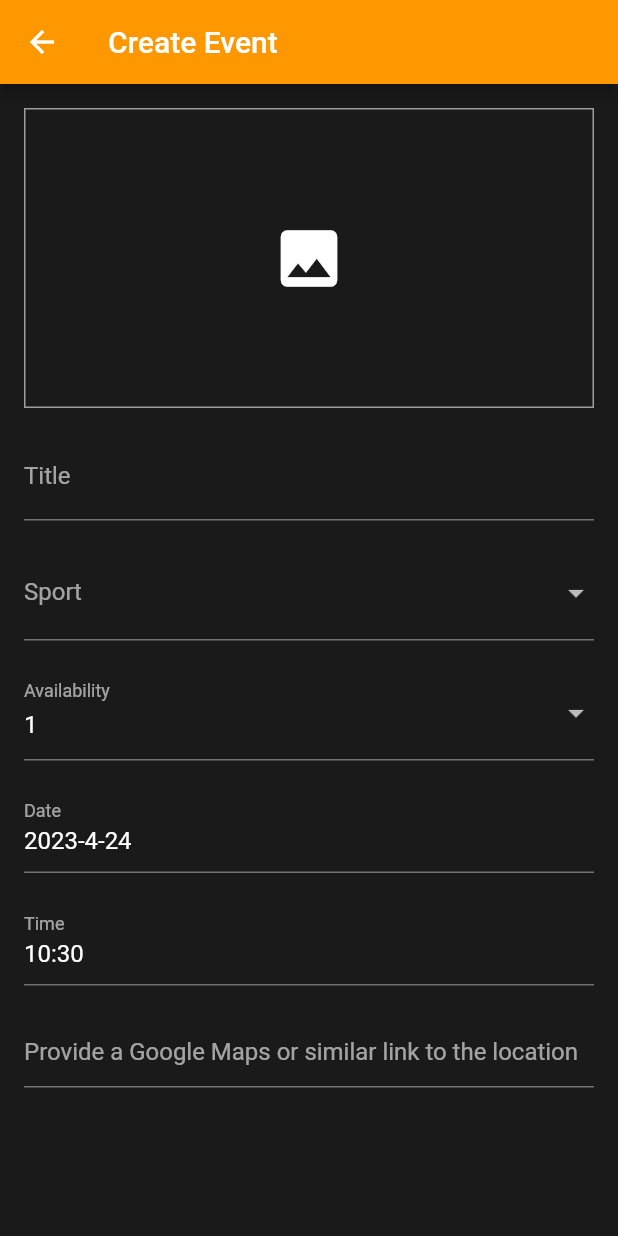
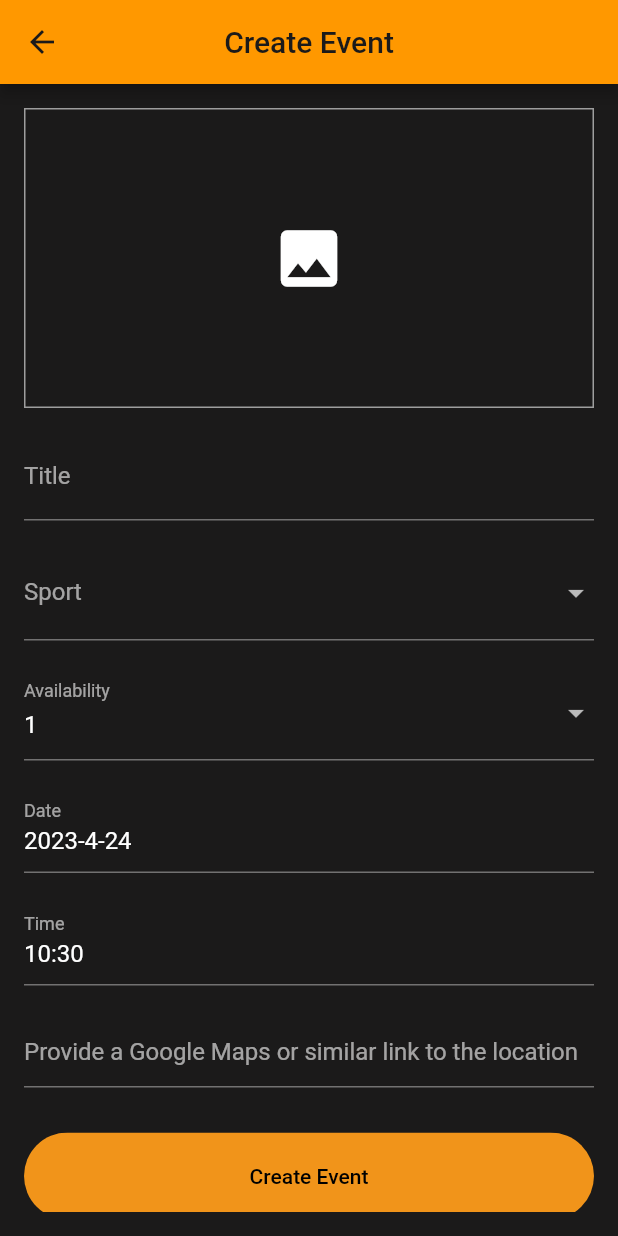
Before and after one commit to SportsHive/SportsHive-App, a Flutter app: the screen it shows once a user with an empty profile is signed in, item 3 of the bottom bar chosen, after a tap on "Create Event", on a phone screen of 412 x 824 dp. Run offline on Flutter 3.47's test engine with Material 2 defaults, Android fonts, the phone set to English and light mode, and no system bars; our stand-ins replace awesome_dialog, cloud_firestore, country_picker, firebase_auth, firebase_core, flutter_svg and 3 more; accounts and stored records are empty.

Commit message:
General UI changes

```diff
--- a/lib/screens/create_events_screen.dart
+++ b/lib/screens/create_events_screen.dart
@@ -1,7 +1,10 @@
 import 'package:flutter/material.dart';
-import 'package:google_maps_flutter/google_maps_flutter.dart';
+
 import 'package:image_picker/image_picker.dart';
+import 'package:sportshive/utils/colors.dart';
 import 'dart:io';
+
+import '../components/rounded_button.dart';
 
 class CreateEventScreen extends StatefulWidget {
   @override
@@ -12,7 +15,6 @@ class _CreateEventScreenState extends State<CreateEventScreen> {
   String? _selectedSport;
   int _selectedAvailability = 1;
   DateTime _selectedDate = DateTime.now();
-  LatLng? _selectedLocation;
 
   final _sports = [
     'Football',
@@ -64,18 +66,22 @@ class _CreateEventScreenState extends State<CreateEventScreen> {
     });
   }
 
-  void _handleLocationSelection(LatLng? value) {
-    setState(() {
-      _selectedLocation = value;
-    });
-  }
-
   @override
   Widget build(BuildContext context) {
     return Scaffold(
       appBar: AppBar(
-        title: Text('Create Event'),
+        title: Text(
+          'Create Event',
+          style: TextStyle(
+            color:
+                mobileBackgroundColor, // Change this to the color you want for the title
+          ),
+        ),
         backgroundColor: Colors.orange,
+        iconTheme: IconThemeData(
+          color: mobileBackgroundColor, ),
+        centerTitle: true,
+
       ),
       body: Padding(
         padding: const EdgeInsets.all(16.0),
@@ -197,7 +203,8 @@ class _CreateEventScreenState extends State<CreateEventScreen> {
               SizedBox(height: 20.0),
               TextFormField(
                 decoration: InputDecoration(
-                  hintText: 'Provide a Google Maps or similar link to the location',
+                  hintText:
+                      'Provide a Google Maps or similar link to the location',
                 ),
                 keyboardType: TextInputType
                     .url, // set the keyboard type to url for better user experience
@@ -206,15 +213,12 @@ class _CreateEventScreenState extends State<CreateEventScreen> {
                 },
               ),
 
-              SizedBox(height: 80.0),
+              SizedBox(height: 20.0),
 
-              ElevatedButton(
-                onPressed: () {},
-                style: ButtonStyle(
-                  backgroundColor:
-                      MaterialStateProperty.all<Color>(Colors.orange),
-                ),
-                child: Text('Create Event'),
+              RoundedButton(
+                press: () {},
+                color: mobileBackgroundColor,
+                text: 'Create Event',
               ),
             ],
           ),
--- a/pubspec.yaml
+++ b/pubspec.yaml
@@ -43,7 +43,7 @@ dependencies:
   image_picker: ^0.8.7+3
   get: ^4.6.5
   awesome_dialog: ^3.0.2
-  google_maps_flutter: ^2.2.5
+
 
 
 dev_dependencies:
```
Also changed, not shown: lib/screens/add_post_screen.dart (+15 -3 lines), assets/images/soccer.png (added), pubspec.lock.
